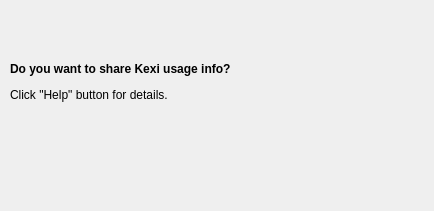
Above: src/main/status/status_strings.ui from KDE/kexi before the change. Below: the same form after it.
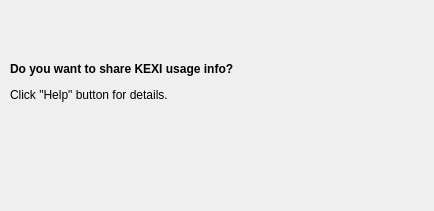
That is the form after the change.

Commit message:
Kexi -> KEXI globally, KEXI_APP_NAME -> QApplication::applicationDisplayName()
Summary:
{F5727117}

FIXED-IN:3.2.0

Reviewers: piggz

Reviewed By: piggz

Tags: #kexi

Diff of the .ui file:
```diff
--- a/src/main/status/status_strings.ui
+++ b/src/main/status/status_strings.ui
@@ -23,7 +23,7 @@
     </rect>
    </property>
    <property name="text">
-    <string>&lt;br&gt;&lt;b&gt;Do you want to share Kexi usage info?&lt;/b&gt;
+    <string>&lt;br&gt;&lt;b&gt;Do you want to share KEXI usage info?&lt;/b&gt;
 &lt;p&gt;&lt;/p&gt;
 &lt;p&gt;Click &amp;quot;Help&amp;quot; button for details.&lt;/p&gt;
 </string>
```
The commit also changes 59 other files.
